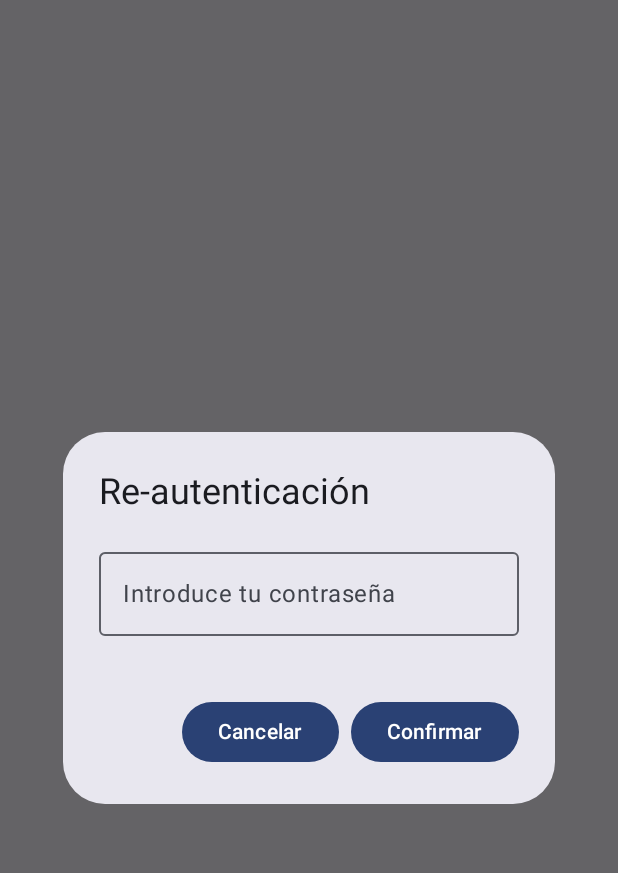
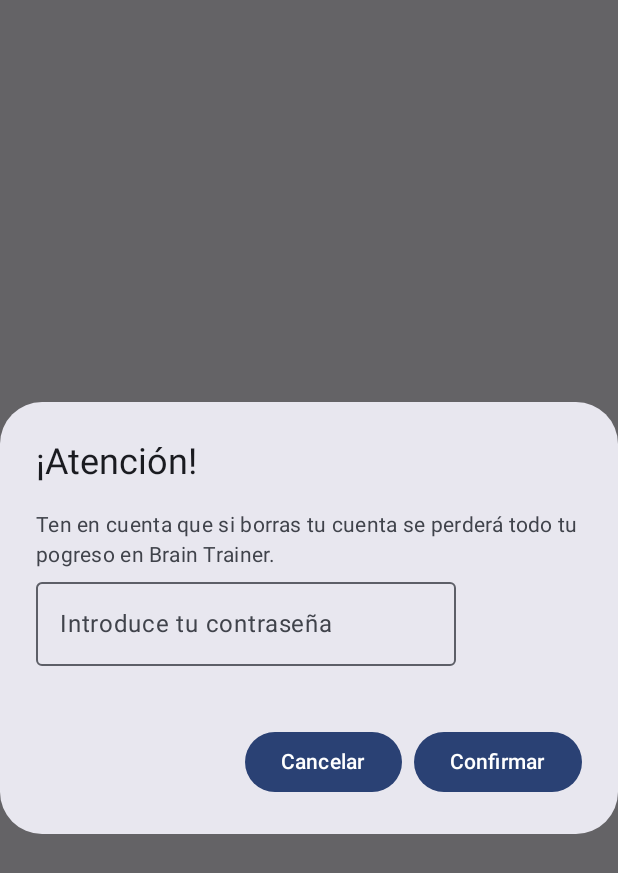
Before and after one commit to AndreuRaga/BrainTrainer, an Android app built with Jetpack Compose: the composable ReauthDialog shown on its own in the app's theme, on a phone screen of 412 x 824 dp. Shown: the top 873 px of the screen. Run offline under Robolectric (Android 15) with nearby library versions, the phone set to English and light mode, and no system bars.

Commit message:
Texto de advertencio por borrar la cuenta

```diff
--- a/app/src/main/java/com/example/braintrainer/presentation/screens/ConfigScreen.kt
+++ b/app/src/main/java/com/example/braintrainer/presentation/screens/ConfigScreen.kt
@@ -117,9 +117,10 @@ fun ReauthDialog(errorPassword: Boolean, onConfirm: (String) -> Unit, onDismiss:
     var password by remember { mutableStateOf("") }
     AlertDialog(
         onDismissRequest = onDismiss,
-        title = { Text("Re-autenticación") },
+        title = { Text("¡Atención!") },
         text = {
             Column {
+                Text("Ten en cuenta que si borras tu cuenta se perderá todo tu pogreso en Brain Trainer.")
                 OutlinedTextField(
                     value = password,
                     onValueChange = { password = it },
```
